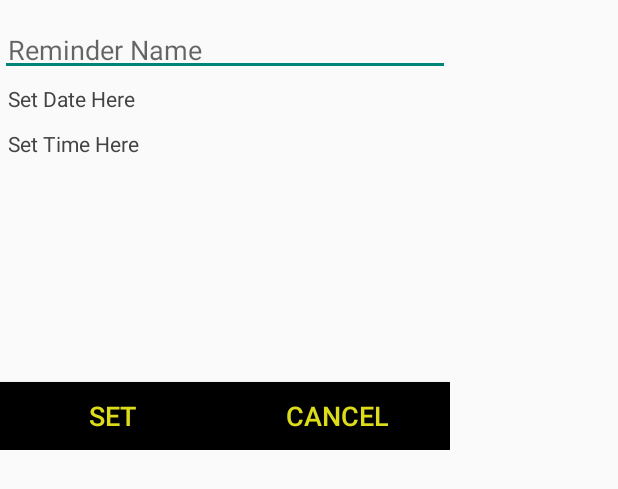
After one commit to codebreaker/ola-now-hackathon, an Android app: the layout dlg_set_reminder.xml on its own in the app's theme, with its tools: preview values and no code run, on a phone screen of 412 x 824 dp. The commit adds this screen. Shown: the top 489 px of the screen. Run offline under Robolectric (Android 15) with nearby library versions, the phone set to English and light mode, and no system bars.

Commit message:
Reminder part

```diff
--- a/android/app/src/main/AndroidManifest.xml
+++ b/android/app/src/main/AndroidManifest.xml
@@ -30,6 +30,9 @@
             android:name=".ReminderScreen"
             android:label="@string/title_activity_reminder_screen" >
         </activity>
+
+        <receiver android:name=".utils.ReminderReceiver" >
+        </receiver>
     </application>
 
 </manifest>
--- a/android/app/src/main/java/com/scriptedpapers/olanow/data/Reminder.java
+++ b/android/app/src/main/java/com/scriptedpapers/olanow/data/Reminder.java
@@ -9,7 +9,7 @@ public class Reminder {
 
     String reminderId;
     String reminderName;
-    Date reminderDate;
+    long reminderDate;
 
     public String getReminderId() {
         return reminderId;
@@ -20,7 +20,7 @@ public class Reminder {
     }
 
     public Date getReminderDate() {
-        return reminderDate;
+        return new Date(reminderDate);
     }
 
     public void setReminderId(String reminderId) {
@@ -32,6 +32,6 @@ public class Reminder {
     }
 
     public void setReminderDate(Date reminderDate) {
-        this.reminderDate = reminderDate;
+        this.reminderDate = reminderDate.getTime();
     }
 }
--- /dev/null
+++ b/android/app/src/main/res/layout/dlg_set_reminder.xml
@@ -0,0 +1,54 @@
+<?xml version="1.0" encoding="utf-8"?>
+<RelativeLayout xmlns:android="http://schemas.android.com/apk/res/android"
+    android:layout_width="300dp"
+    android:layout_height="300dp"
+    android:orientation="vertical"
+    android:paddingTop="15dp" >
+
+
+
+    <EditText
+        android:id="@+id/ReminderName"
+        android:layout_width="match_parent"
+        android:layout_height="wrap_content"
+        android:hint="Reminder Name"
+        android:padding="5dp"
+        android:singleLine="true" />
+
+
+    <TextView
+        android:id="@+id/setDateTextView"
+        android:layout_width="match_parent"
+        android:layout_height="wrap_content"
+        android:layout_below="@+id/ReminderName"
+        android:text="Set Date Here"
+        android:padding="5dp"
+        android:singleLine="true" />
+
+
+    <TextView
+        android:id="@+id/setTimeTextView"
+        android:layout_width="match_parent"
+        android:layout_height="wrap_content"
+        android:layout_below="@+id/setDateTextView"
+        android:text="Set Time Here"
+        android:padding="5dp"
+        android:singleLine="true" />
+
+    <LinearLayout
+        android:layout_width="match_parent"
+        android:layout_height="wrap_content"
+        android:layout_alignParentBottom="true"
+        android:orientation="horizontal" >
+
+        <Button
+            android:id="@+id/saveLocationButton"
+            style="@style/SetGrayButton" />
+
+
+        <Button
+            android:id="@+id/closeLocationButton"
+            style="@style/CancelGrayButton" />
+    </LinearLayout>
+
+</RelativeLayout>
--- a/android/app/src/main/res/values/styles.xml
+++ b/android/app/src/main/res/values/styles.xml
@@ -58,4 +58,28 @@
         <item name="android:background">#999999</item>
     </style>
 
+    <style name="CancelGrayButton">
+        <item name="android:layout_width">0dip</item>
+        <item name="android:layout_weight">1</item>
+        <item name="android:layout_height">45dp</item>
+        <item name="android:layout_marginTop">15dp</item>
+        <item name="android:textSize">18dp</item>
+        <item name="android:textColor">#DDDc1B</item>
+        <item name="android:gravity">center</item>
+        <item name="android:background">#000000</item>
+        <item name="android:text">Cancel</item>
+    </style>
+
+    <style name="SetGrayButton">
+        <item name="android:layout_width">0dip</item>
+        <item name="android:layout_weight">1</item>
+        <item name="android:layout_height">45dp</item>
+        <item name="android:layout_marginTop">15dp</item>
+        <item name="android:textSize">18dp</item>
+        <item name="android:textColor">#DDDc1B</item>
+        <item name="android:gravity">center</item>
+        <item name="android:background">#000000</item>
+        <item name="android:text">Set</item>
+    </style>
+
 </resources>
```
Also changed, not shown: android/app/src/main/java/com/scriptedpapers/olanow/ReminderScreen.java (+37 -1 lines), android/app/src/main/java/com/scriptedpapers/olanow/utils/SetReminderDialog.java (added, +193 -0 lines), android/app/src/main/res/drawable/bg_floating_button.xml (added, +9 -0 lines), android/app/src/main/res/layout/activity_reminder_screen.xml (+16 -2 lines).
